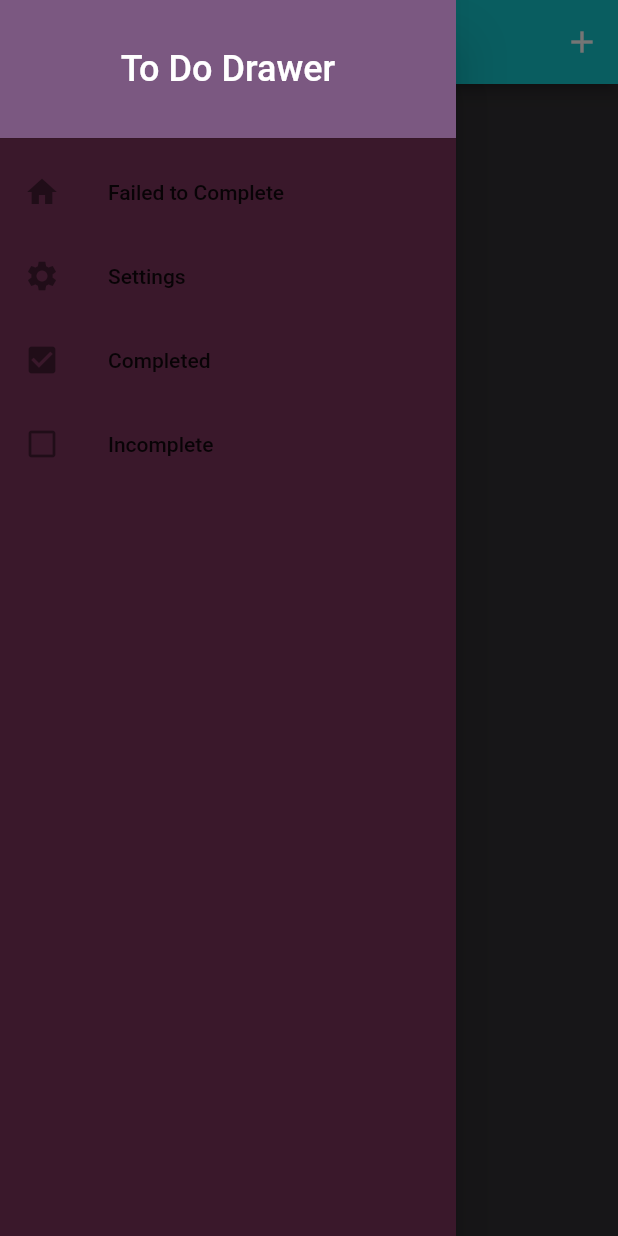
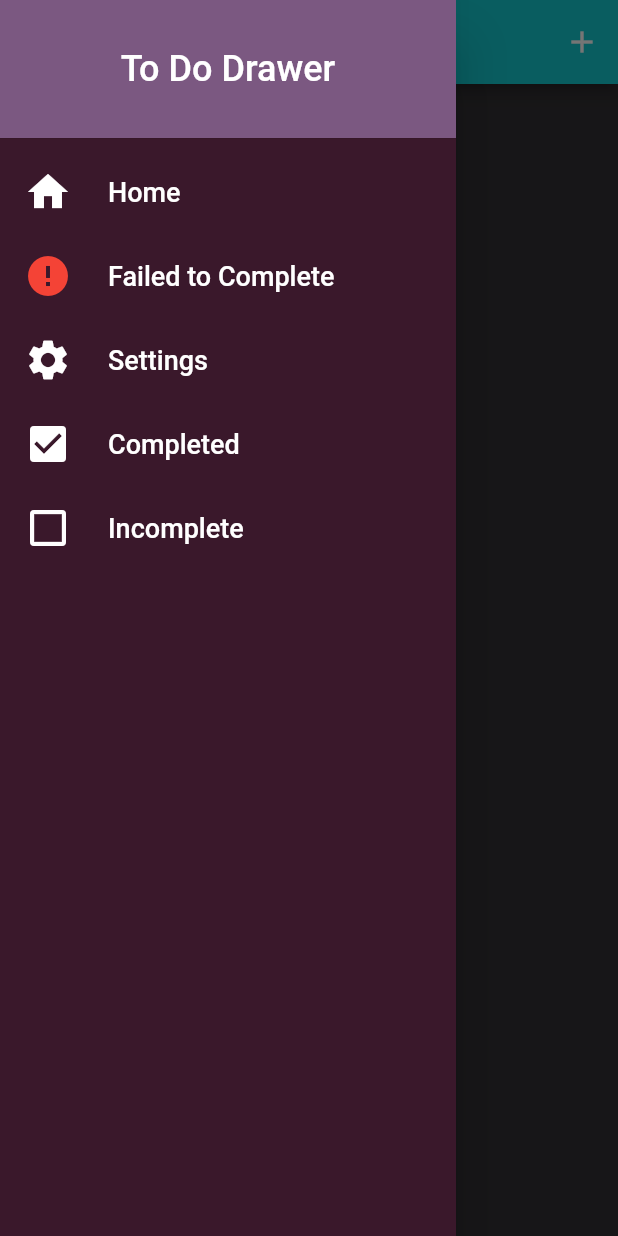
Before and after one commit to Ajij7864/ToDoAssignment, a Flutter app: the FailedToDoScreen screen opened directly, with the side drawer open, on a phone screen of 412 x 824 dp. Run offline on Flutter 3.47's test engine with Material 2 defaults, Android fonts, the phone set to English and light mode, and no system bars; our stand-ins replace animated_splash_screen.

Commit message:
Update code with new changes

```diff
--- a/lib/provider/todoprovider.dart
+++ b/lib/provider/todoprovider.dart
@@ -7,9 +7,10 @@ class TodoProvider with ChangeNotifier {
   final List<ToDo> _todos = [];
 
   List<ToDo> get todos => _todos;
-
-  List<ToDo> get failedtodos => _todos
-      .where((element) => element.date.difference(DateTime.now()).isNegative)
+  List<ToDo> get ftodos => _todos
+      .where((element) =>
+          element.isChecked == false &&
+          element.date.difference(DateTime.now()).isNegative)
       .toList();
 
   void addToDoHandler(BuildContext context) {
@@ -24,7 +25,7 @@ class TodoProvider with ChangeNotifier {
       title: title,
       description: description,
     );
-    _todos.add(newTodo);
+    _todos.insert(0, newTodo);
     notifyListeners();
   }
 
--- a/lib/screens/drawer.dart
+++ b/lib/screens/drawer.dart
@@ -1,6 +1,7 @@
 import 'package:flutter/material.dart';
 import 'package:todo_project/screens/completedtodo.dart';
 import 'package:todo_project/screens/incompleted.dart';
+import 'package:todo_project/screens/mainui.dart';
 import 'package:todo_project/screens/settings.dart';
 
 import 'failedtocompleteintime.dart';
@@ -36,8 +37,41 @@ class DrawerForCompletedTask extends StatelessWidget {
             ),
           ),
           ListTile(
-            leading: const Icon(Icons.home),
-            title: const Text('Failed to Complete'),
+            leading: const Icon(
+              Icons.home,
+              color: Colors.white,
+              size: 32,
+            ),
+            title: const Text(
+              'Home',
+              style: TextStyle(
+                color: Colors.white,
+                fontSize: 18,
+              ),
+            ),
+            onTap: () {
+              Navigator.push(
+                  context,
+                  MaterialPageRoute(
+                    builder: (context) => MainUi(
+                      context: context,
+                    ),
+                  ));
+            },
+          ),
+          ListTile(
+            leading: const Icon(
+              Icons.error,
+              color: Colors.red,
+              size: 32.0,
+            ),
+            title: const Text(
+              'Failed to Complete',
+              style: TextStyle(
+                color: Colors.white,
+                fontSize: 18,
+              ),
+            ),
             onTap: () {
               Navigator.push(
                   context,
@@ -49,8 +83,18 @@ class DrawerForCompletedTask extends StatelessWidget {
             },
           ),
           ListTile(
-            leading: const Icon(Icons.settings),
-            title: const Text('Settings'),
+            leading: const Icon(
+              Icons.settings,
+              color: Colors.white,
+              size: 32,
+            ),
+            title: const Text(
+              'Settings',
+              style: TextStyle(
+                color: Colors.white,
+                fontSize: 18,
+              ),
+            ),
             onTap: () {
               Navigator.push(
                   context,
@@ -60,8 +104,18 @@ class DrawerForCompletedTask extends StatelessWidget {
             },
           ),
           ListTile(
-            leading: const Icon(Icons.check_box),
-            title: const Text('Completed'),
+            leading: const Icon(
+              Icons.check_box,
+              color: Colors.white,
+              size: 32,
+            ),
+            title: const Text(
+              'Completed',
+              style: TextStyle(
+                color: Colors.white,
+                fontSize: 18,
+              ),
+            ),
             onTap: () {
               Navigator.push(
                   context,
@@ -71,8 +125,18 @@ class DrawerForCompletedTask extends StatelessWidget {
             },
           ),
           ListTile(
-            leading: const Icon(Icons.check_box_outline_blank),
-            title: const Text('Incomplete'),
+            leading: const Icon(
+              Icons.check_box_outline_blank,
+              color: Colors.white,
+              size: 32,
+            ),
+            title: const Text(
+              'Incomplete',
+              style: TextStyle(
+                color: Colors.white,
+                fontSize: 18,
+              ),
+            ),
             onTap: () {
               Navigator.push(
                   context,
--- a/lib/screens/failedtocompleteintime.dart
+++ b/lib/screens/failedtocompleteintime.dart
@@ -37,14 +37,14 @@ class _FailedToDoScreenState extends State<FailedToDoScreen> {
             ),
           ],
           title: const Center(
-            child: Text('What To Do?',
+            child: Text('Failed ToDos',
                 style: TextStyle(fontSize: 24, fontWeight: FontWeight.w700)),
           )),
       drawer: const DrawerForCompletedTask(),
       body: ListView.builder(
-        itemCount: todoProvider.failedtodos.length,
+        itemCount: todoProvider.ftodos.length,
         itemBuilder: (context, index) {
-          final failedtodos = todoProvider.failedtodos;
+          final failedtodos = todoProvider.ftodos;
           failedtodos.sort((a, b) => a.date
               .difference(DateTime.now())
               .compareTo(b.date.difference(DateTime.now())));
@@ -108,7 +108,7 @@ class _FailedToDoScreenState extends State<FailedToDoScreen> {
                               child: Consumer<TodoProvider>(
                                 builder: (context, todoProvider, child) {
                                   final selectedDate =
-                                      todoProvider.failedtodos[index].date;
+                                      todoProvider.ftodos[index].date;
                                   final now = DateTime.now();
                                   final timeRemaining =
                                       selectedDate.difference(now);
--- a/lib/screens/incompleted.dart
+++ b/lib/screens/incompleted.dart
@@ -87,7 +87,8 @@ class IncompletedToDoState extends State<IncompletedToDo> {
                                       selectedDate.difference(now);
                                   final days = timeRemaining.inDays;
 
-                                  final hours = timeRemaining.inHours;
+                                  final hours =
+                                      timeRemaining.inHours.remainder(24);
                                   final minutes =
                                       timeRemaining.inMinutes.remainder(60);
 
--- a/lib/screens/mainui.dart
+++ b/lib/screens/mainui.dart
@@ -50,7 +50,9 @@ class _MainUiState extends State<MainUi> {
               .compareTo(b.date.difference(DateTime.now())));
           final todo = todos[index];
 
-          return Dismissible(
+          return Padding(
+            padding: const EdgeInsets.all(8.0),
+            child: Dismissible(
               key: ValueKey(todo.id),
               direction: DismissDirection.endToStart,
               onDismissed: (direction) {
@@ -70,6 +72,7 @@ class _MainUiState extends State<MainUi> {
                 child: ClipRRect(
                   borderRadius: BorderRadius.circular(15),
                   child: Container(
+                    color: Colors.white70,
                     padding: const EdgeInsets.all(14),
                     child: Row(
                       mainAxisAlignment: MainAxisAlignment.spaceBetween,
@@ -83,7 +86,9 @@ class _MainUiState extends State<MainUi> {
                                 alignment: Alignment.topCenter,
                                 child: Text(
                                   todo.title,
-                                style: const TextStyle(fontSize: 18),
+                                  style: const TextStyle(
+                                      fontSize: 18,
+                                      fontWeight: FontWeight.w600),
                                 ),
                               ),
                               const SizedBox(height: 8),
@@ -162,6 +167,7 @@ class _MainUiState extends State<MainUi> {
                   ),
                 ),
               ),
+            ),
           );
         },
       ),
--- a/pubspec.yaml
+++ b/pubspec.yaml
@@ -39,6 +39,7 @@ dependencies:
   provider: ^6.0.5
   intl: ^0.18.1
   animated_splash_screen: ^1.3.0
+  flutter_icons: ^1.1.0
 
 dev_dependencies:
   flutter_test:
```
Also changed, not shown: pubspec.lock. Lines whose indentation alone changed are shown as unchanged.
